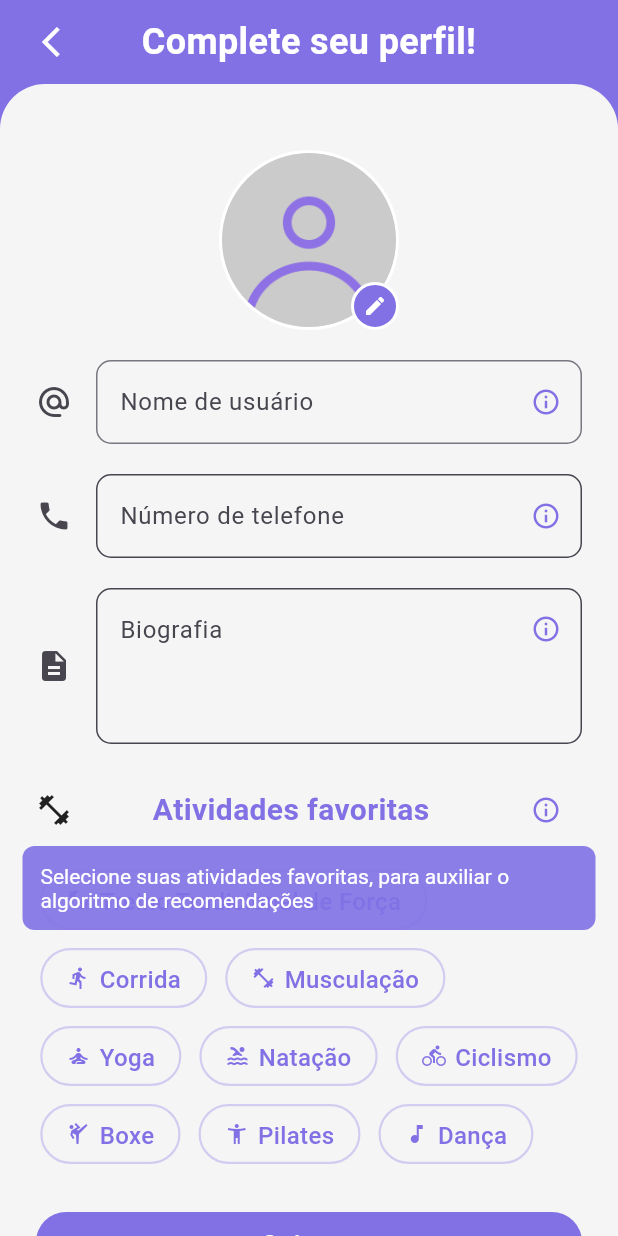
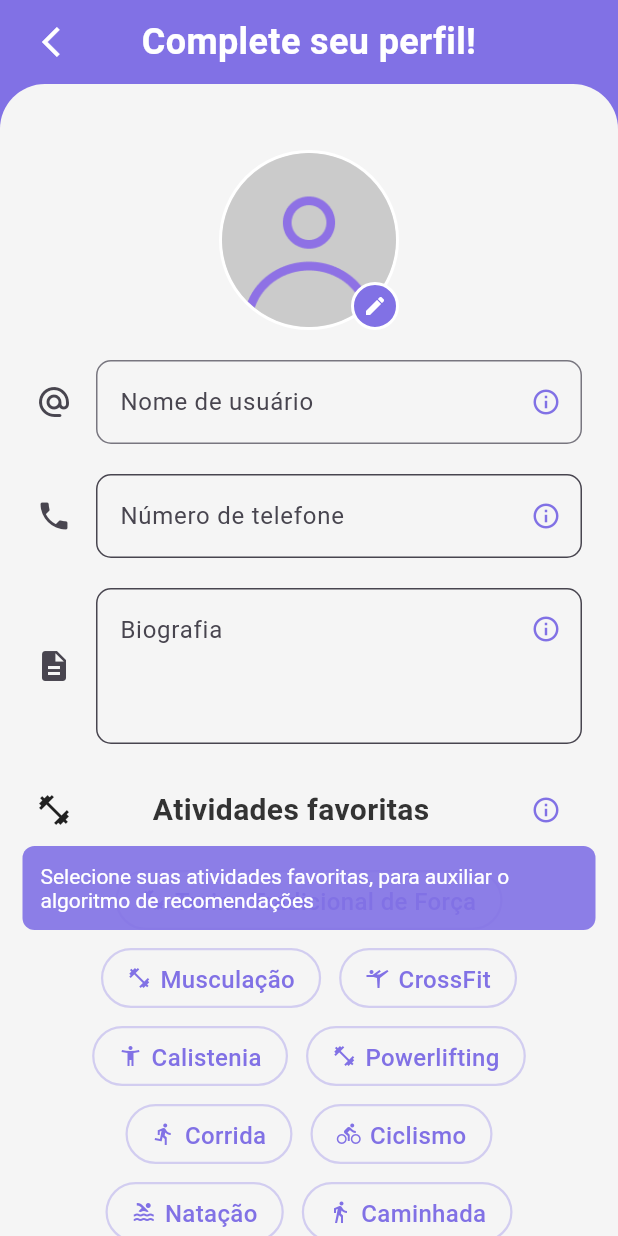
Before and after one commit to Brunokrk/Wkout_app, a Flutter app: the RegisterProfilePage screen opened by its route, after a tap on the "info outline" icon, on a phone screen of 412 x 824 dp. Run offline on Flutter 3.47's test engine with Material 3 defaults, Android fonts, the phone set to English and light mode, and no system bars; our stand-ins replace flutter_svg, get_it, go_router, image_picker, supabase_flutter; accounts and stored records are empty; project files that could hold a hidden picture were left out.

```diff
--- a/packages/authentication/lib/src/authentication_module.dart
+++ b/packages/authentication/lib/src/authentication_module.dart
@@ -3,6 +3,7 @@ import 'package:wkout_core/module/wkout_module.dart';
 import 'package:wkout_core/wkout_core.dart';
 import 'data/data_source/auth_service.dart';
 import 'presentation/pages/home/auth_home_view_model.dart';
+import 'presentation/pages/register/register_profile_view_model.dart';
 import 'routes/auth_routes.dart';
 
 class AuthenticationModule extends WkoutModule<AuthenticationModule> {
@@ -11,6 +12,8 @@ class AuthenticationModule extends WkoutModule<AuthenticationModule> {
     WkoutInjector.I.registerSingleton<AuthService>(() => AuthService());
     WkoutInjector.I
         .registerSingleton<AuthHomeViewModel>(() => AuthHomeViewModel());
+    WkoutInjector.I
+        .registerSingleton<RegisterProfileViewModel>(() => RegisterProfileViewModel());
 
     // Registrar rotas do módulo
     WkoutRouter().registerRoutes(AuthRoutes().routes);
--- /dev/null
+++ b/packages/authentication/lib/src/data/activities_data.dart
@@ -0,0 +1,115 @@
+import 'package:flutter/material.dart';
+
+class ActivitiesData {
+  static final List<Map<String, dynamic>> availableActivities = [
+    // Treinos de Força
+    {'name': 'Treino Tradicional de Força', 'icon': Icons.fitness_center, 'category': 'strength'},
+    {'name': 'Musculação', 'icon': Icons.fitness_center, 'category': 'strength'},
+    {'name': 'CrossFit', 'icon': Icons.sports_gymnastics, 'category': 'strength'},
+    {'name': 'Calistenia', 'icon': Icons.accessibility_new, 'category': 'strength'},
+    {'name': 'Powerlifting', 'icon': Icons.fitness_center, 'category': 'strength'},
+
+    // Cardio
+    {'name': 'Corrida', 'icon': Icons.directions_run, 'category': 'cardio'},
+    {'name': 'Ciclismo', 'icon': Icons.directions_bike, 'category': 'cardio'},
+    {'name': 'Natação', 'icon': Icons.pool, 'category': 'cardio'},
+    {'name': 'Caminhada', 'icon': Icons.directions_walk, 'category': 'cardio'},
+    {'name': 'Elíptico', 'icon': Icons.trending_up, 'category': 'cardio'},
+    {'name': 'Esteira', 'icon': Icons.directions_run, 'category': 'cardio'},
+    {'name': 'Remo', 'icon': Icons.rowing, 'category': 'cardio'},
+
+    // Esportes
+    {'name': 'Futebol', 'icon': Icons.sports_soccer, 'category': 'sports'},
+    {'name': 'Basquete', 'icon': Icons.sports_basketball, 'category': 'sports'},
+    {'name': 'Tênis', 'icon': Icons.sports_tennis, 'category': 'sports'},
+    {'name': 'Vôlei', 'icon': Icons.sports_volleyball, 'category': 'sports'},
+    {'name': 'Handball', 'icon': Icons.sports_handball, 'category': 'sports'},
+    {'name': 'Badminton', 'icon': Icons.sports_tennis, 'category': 'sports'},
+
+    // Artes Marciais
+    {'name': 'Boxe', 'icon': Icons.sports_martial_arts, 'category': 'martial_arts'},
+    {'name': 'Muay Thai', 'icon': Icons.sports_martial_arts, 'category': 'martial_arts'},
+    {'name': 'Jiu-Jitsu', 'icon': Icons.sports_martial_arts, 'category': 'martial_arts'},
+    {'name': 'Karatê', 'icon': Icons.sports_martial_arts, 'category': 'martial_arts'},
+    {'name': 'Kung Fu', 'icon': Icons.sports_martial_arts, 'category': 'martial_arts'},
+    {'name': 'Taekwondo', 'icon': Icons.sports_martial_arts, 'category': 'martial_arts'},
+
+    // Flexibilidade e Equilíbrio
+    {'name': 'Yoga', 'icon': Icons.self_improvement, 'category': 'flexibility'},
+    {'name': 'Pilates', 'icon': Icons.accessibility_new, 'category': 'flexibility'},
+    {'name': 'Alongamento', 'icon': Icons.accessibility_new, 'category': 'flexibility'},
+    {'name': 'Balé', 'icon': Icons.music_note, 'category': 'flexibility'},
+    {'name': 'Dança', 'icon': Icons.music_note, 'category': 'flexibility'},
+    {'name': 'Contorcionismo', 'icon': Icons.accessibility_new, 'category': 'flexibility'},
+
+    // Funcional
+    {'name': 'Treino Funcional', 'icon': Icons.fitness_center, 'category': 'functional'},
+    {'name': 'HIIT', 'icon': Icons.timer, 'category': 'functional'},
+    {'name': 'Circuit Training', 'icon': Icons.repeat, 'category': 'functional'},
+    {'name': 'Bootcamp', 'icon': Icons.fitness_center, 'category': 'functional'},
+    {'name': 'TRX', 'icon': Icons.fitness_center, 'category': 'functional'},
+
+    // Esportes de Aventura
+    {'name': 'Escalada', 'icon': Icons.terrain, 'category': 'adventure'},
+    {'name': 'Surf', 'icon': Icons.waves, 'category': 'adventure'},
+    {'name': 'Skate', 'icon': Icons.sports_esports, 'category': 'adventure'},
+    {'name': 'Patins', 'icon': Icons.sports_esports, 'category': 'adventure'},
+    {'name': 'Montanhismo', 'icon': Icons.terrain, 'category': 'adventure'},
+    {'name': 'Rapel', 'icon': Icons.terrain, 'category': 'adventure'},
+
+    // Esportes Aquáticos
+    {'name': 'Hidroginástica', 'icon': Icons.pool, 'category': 'water'},
+    {'name': 'Polo Aquático', 'icon': Icons.sports_soccer, 'category': 'water'},
+    {'name': 'Mergulho', 'icon': Icons.water, 'category': 'water'},
+    {'name': 'Canoagem', 'icon': Icons.directions_boat, 'category': 'water'},
+    {'name': 'Stand Up Paddle', 'icon': Icons.waves, 'category': 'water'},
+
+    // Esportes de Inverno
+    {'name': 'Esqui', 'icon': Icons.ac_unit, 'category': 'winter'},
+    {'name': 'Snowboard', 'icon': Icons.ac_unit, 'category': 'winter'},
+    {'name': 'Patinação', 'icon': Icons.ac_unit, 'category': 'winter'},
+
+    // Outros
+    {'name': 'Golfe', 'icon': Icons.sports_golf, 'category': 'other'},
+    {'name': 'Tiro com Arco', 'icon': Icons.sports_tennis, 'category': 'other'},
+    {'name': 'Tênis de Mesa', 'icon': Icons.sports_tennis, 'category': 'other'},
+    {'name': 'Squash', 'icon': Icons.sports_tennis, 'category': 'other'},
+    {'name': 'Rugby', 'icon': Icons.sports_rugby, 'category': 'other'},
+    {'name': 'Hóquei', 'icon': Icons.sports_hockey, 'category': 'other'},
+  ];
+
+  static List<Map<String, dynamic>> getActivitiesByCategory(String category) {
+    return availableActivities.where((activity) => activity['category'] == category).toList();
+  }
+
+  static List<String> getCategories() {
+    return availableActivities.map((activity) => activity['category'] as String).toSet().toList();
+  }
+
+  static String getCategoryDisplayName(String category) {
+    switch (category) {
+      case 'strength':
+        return 'Treinos de Força';
+      case 'cardio':
+        return 'Cardio';
+      case 'sports':
+        return 'Esportes';
+      case 'martial_arts':
+        return 'Artes Marciais';
+      case 'flexibility':
+        return 'Flexibilidade';
+      case 'functional':
+        return 'Funcional';
+      case 'adventure':
+        return 'Aventura';
+      case 'water':
+        return 'Esportes Aquáticos';
+      case 'winter':
+        return 'Esportes de Inverno';
+      case 'other':
+        return 'Outros';
+      default:
+        return category;
+    }
+  }
+}
--- a/packages/authentication/lib/src/presentation/pages/register/register_profile_page.dart
+++ b/packages/authentication/lib/src/presentation/pages/register/register_profile_page.dart
@@ -2,6 +2,9 @@ import 'package:authentication/authentication.dart';
 import 'package:flutter/material.dart';
 import 'package:design_system/design_system.dart';
 import 'package:wkout_core/wkout_core.dart';
+import 'package:authentication/src/data/activities_data.dart';
+import 'package:provider/provider.dart';
+import 'register_profile_view_model.dart';
 
 class RegisterProfilePage extends StatefulWidget {
   const RegisterProfilePage({super.key});
@@ -11,24 +14,14 @@ class RegisterProfilePage extends StatefulWidget {
 }
 
 class _RegisterProfilePageState extends State<RegisterProfilePage> {
-  final TextEditingController _userNameController = TextEditingController();
-  final TextEditingController _phoneController = TextEditingController();
-  final TextEditingController _bioController = TextEditingController();
-
-  // Lista de atividades favoritas
-  final List<String> _selectedActivities = [];
-
-  final List<Map<String, dynamic>> _availableActivities = [
-    {'name': 'Treino Tradicional de Força', 'icon': Icons.fitness_center},
-    {'name': 'Corrida', 'icon': Icons.directions_run},
-    {'name': 'Musculação', 'icon': Icons.fitness_center},
-    {'name': 'Yoga', 'icon': Icons.self_improvement},
-    {'name': 'Natação', 'icon': Icons.pool},
-    {'name': 'Ciclismo', 'icon': Icons.directions_bike},
-    {'name': 'Boxe', 'icon': Icons.sports_martial_arts},
-    {'name': 'Pilates', 'icon': Icons.accessibility_new},
-    {'name': 'Dança', 'icon': Icons.music_note},
-  ];
+  @override
+  void initState() {
+    super.initState();
+    // Carrega dados do usuário atual se existir
+    WidgetsBinding.instance.addPostFrameCallback((_) {
+      context.read<RegisterProfileViewModel>().loadCurrentUserData();
+    });
+  }
 
   @override
   Widget build(BuildContext context) {
@@ -40,7 +33,10 @@ class _RegisterProfilePageState extends State<RegisterProfilePage> {
         },
       ),
       backgroundColor: AppColors.primary,
-      body: Column(
+      body: WkoutLoading<RegisterProfileViewModel>(
+        child: Consumer<RegisterProfileViewModel>(
+          builder: (context, viewModel, child) {
+            return Column(
               children: [
                 // Área inferior com borda superior arredondada
                 Expanded(
@@ -63,16 +59,20 @@ class _RegisterProfilePageState extends State<RegisterProfilePage> {
                               children: [
                                 CustomProfileImage(
                                   showEditIcon: true,
-                            onTap: () {},
-                            imagePath: AuthenticationImagePaths.genericAvatar,
+                                  onTap: () => viewModel.selectProfileImage(context),
+                                  imageBytes: viewModel.selectedProfileImage,
+                                  imagePath: viewModel.selectedProfileImage == null
+                                    ? AuthenticationImagePaths.genericAvatar
+                                    : null,
                                   borderColor: Colors.white,
+                                  placeholderText: 'Adicionar foto',
                                 ),
                               ],
                             ),
                             Spacing.vertical(20),
                             CustomTextInput(
                               label: 'Nome de usuário',
-                        controller: _userNameController,
+                              controller: viewModel.userNameController,
                               inputType: InputType.genericPrefixIcon,
                               prefixIcon: Icons.alternate_email_rounded,
                               haveInformation: true,
@@ -82,7 +82,7 @@ class _RegisterProfilePageState extends State<RegisterProfilePage> {
                             Spacing.vertical(20),
                             CustomTextInput(
                               label: 'Número de telefone',
-                        controller: _phoneController,
+                              controller: viewModel.phoneController,
                               inputType: InputType.phone,
                               prefixIcon: Icons.phone,
                               haveInformation: true,
@@ -92,7 +92,7 @@ class _RegisterProfilePageState extends State<RegisterProfilePage> {
                             Spacing.vertical(20),
                             CustomTextInput(
                               label: 'Biografia',
-                        controller: _bioController,
+                              controller: viewModel.bioController,
                               inputType: InputType.largeTextInput,
                               prefixIcon: Icons.description,
                               haveInformation: true,
@@ -108,11 +108,12 @@ class _RegisterProfilePageState extends State<RegisterProfilePage> {
                                 Text(
                                   'Atividades favoritas',
                                   style: AppTypography.headline2
-                                .copyWith(color: AppColors.primary),
+                                      .copyWith(color: AppColors.blackText),
                                 ),
                                 Spacing.horizontal(10),
                                 InfoTooltip(
-                            message: 'Selecione suas atividades favoritas, para auxiliar o algoritmo de recomendações',
+                                  message:
+                                      'Selecione suas atividades favoritas, para auxiliar o algoritmo de recomendações',
                                   iconSize: 20,
                                 ),
                               ],
@@ -121,29 +122,25 @@ class _RegisterProfilePageState extends State<RegisterProfilePage> {
                             Wrap(
                               spacing: 12,
                               runSpacing: 12,
-                        children: _availableActivities.map((activity) {
-                          final isSelected = _selectedActivities.contains(activity['name']);
+                              alignment: WrapAlignment.center,
+                              children:
+                                  ActivitiesData.availableActivities.map((activity) {
+                                final isSelected = viewModel.isActivitySelected(activity['name']);
                                 return ActivityChip(
                                   activity: activity['name'],
                                   isSelected: isSelected,
                                   icon: activity['icon'],
-                            onTap: () {
-                              setState(() {
-                                if (isSelected) {
-                                  _selectedActivities.remove(activity['name']);
-                                } else {
-                                  _selectedActivities.add(activity['name']);
-                                }
-                              });
-                            },
+                                  onTap: () => viewModel.toggleActivity(activity['name']),
                                 );
                               }).toList(),
                             ),
                             Spacing.vertical(32),
                             AppButton(
-                        onPressed: () {
-                          Navigator.of(context).pop();
-                        },
+                              onPressed: viewModel.isFormValid
+                                ? () {
+                                    viewModel.submitRegistration();
+                                  }
+                                : () {},
                               label: 'Cadastrar',
                               color: AppColors.primary,
                               textColor: Colors.white,
@@ -156,6 +153,9 @@ class _RegisterProfilePageState extends State<RegisterProfilePage> {
                   ),
                 ),
               ],
+            );
+          },
+        ),
       ),
     );
   }
--- /dev/null
+++ b/packages/authentication/lib/src/presentation/pages/register/register_profile_view_model.dart
@@ -0,0 +1,149 @@
+import 'dart:typed_data';
+import 'package:flutter/material.dart';
+import 'package:wkout_core/wkout_core.dart';
+import '../../../domain/usecases/auth_usecase.dart';
+import '../../../data/repositories/auth_repository.dart';
+import '../../../services/image_picker_service.dart';
+
+/// ViewModel que gerencia o estado da tela de registro de perfil
+class RegisterProfileViewModel extends WkoutBaseViewModel {
+  final AuthUseCase _authUseCase;
+
+  // Controllers para os campos de texto
+  final TextEditingController userNameController = TextEditingController();
+  final TextEditingController phoneController = TextEditingController();
+  final TextEditingController bioController = TextEditingController();
+
+  // Estado da imagem de perfil
+  Uint8List? selectedProfileImage;
+
+  // Lista de atividades selecionadas
+  final List<String> selectedActivities = [];
+
+  // Validação de campos
+  bool get isFormValid {
+    return userNameController.text.trim().isNotEmpty &&
+           phoneController.text.trim().isNotEmpty;
+  }
+
+  // Número de atividades selecionadas
+  int get selectedActivitiesCount => selectedActivities.length;
+
+  // Verifica se uma atividade está selecionada
+  bool isActivitySelected(String activityName) {
+    return selectedActivities.contains(activityName);
+  }
+
+  RegisterProfileViewModel({AuthUseCase? authUseCase})
+      : _authUseCase = authUseCase ?? AuthUseCase(
+          repository: AuthRepository(),
+        );
+
+  /// Seleciona uma imagem de perfil
+  Future<void> selectProfileImage(BuildContext context) async {
+    try {
+      toggleScreenLoading();
+      clearScreenError();
+
+      final Uint8List? imageBytes = await ImagePickerService.showImageSourceDialog(context);
+
+      if (imageBytes != null) {
+        selectedProfileImage = imageBytes;
+        notifyListeners();
+      }
+    } catch (e) {
+      setScreenErrorText('Erro ao selecionar imagem: $e');
+    } finally {
+      toggleScreenLoading();
+    }
+  }
+
+  /// Adiciona ou remove uma atividade da lista
+  void toggleActivity(String activityName) {
+    if (selectedActivities.contains(activityName)) {
+      selectedActivities.remove(activityName);
+    } else {
+      selectedActivities.add(activityName);
+    }
+    notifyListeners();
+  }
+
+  /// Limpa a imagem de perfil selecionada
+  void clearProfileImage() {
+    selectedProfileImage = null;
+    notifyListeners();
+  }
+
+  /// Valida e envia o formulário de registro
+  Future<void> submitRegistration() async {
+    try {
+      if (!isFormValid) {
+        setScreenErrorText('Por favor, preencha todos os campos obrigatórios.');
+        return;
+      }
+
+      toggleScreenLoading();
+      clearScreenError();
+
+      // Aqui você pode implementar a lógica de envio para o backend
+      // Por enquanto, vamos simular um delay
+      await Future.delayed(const Duration(seconds: 2));
+
+      // Exemplo de uso do AuthUseCase para atualizar o usuário
+      await _authUseCase.updateUser(
+        name: userNameController.text.trim(),
+        // age: int.tryParse(ageController.text),
+      );
+
+      notifyListeners();
+    } catch (e) {
+      setScreenErrorText('Erro ao cadastrar perfil: $e');
+    } finally {
+      toggleScreenLoading();
+    }
+  }
+
+  /// Limpa todos os campos do formulário
+  void clearForm() {
+    userNameController.clear();
+    phoneController.clear();
+    bioController.clear();
+    selectedProfileImage = null;
+    selectedActivities.clear();
+    clearScreenError();
+    notifyListeners();
+  }
+
+  /// Obtém dados do usuário atual (se existir)
+  Future<void> loadCurrentUserData() async {
+    try {
+      toggleScreenLoading();
+      clearScreenError();
+
+      // Carrega dados do usuário atual se estiver logado
+      await _authUseCase.getCurrentUser();
+
+      // Preenche os campos com dados existentes
+      final currentUser = _authUseCase.currentUser;
+      if (currentUser != null) {
+        userNameController.text = currentUser.name ?? '';
+        // phoneController.text = currentUser.phone ?? '';
+        // bioController.text = currentUser.bio ?? '';
+      }
+
+      notifyListeners();
+    } catch (e) {
+      setScreenErrorText('Erro ao carregar dados do usuário: $e');
+    } finally {
+      toggleScreenLoading();
+    }
+  }
+
+  @override
+  void dispose() {
+    userNameController.dispose();
+    phoneController.dispose();
+    bioController.dispose();
+    super.dispose();
+  }
+}
--- a/packages/authentication/lib/src/routes/auth_routes.dart
+++ b/packages/authentication/lib/src/routes/auth_routes.dart
@@ -1,7 +1,10 @@
 import 'package:flutter/material.dart';
 import 'package:wkout_core/wkout_core.dart';
+import 'package:provider/provider.dart';
 import '../presentation/pages/home/auth_home_page.dart';
 import '../presentation/pages/register/register_profile_page.dart';
+import '../presentation/pages/home/auth_home_view_model.dart';
+import '../presentation/pages/register/register_profile_view_model.dart';
 
 class AuthRoutes implements WkoutModuleRoutes {
   static const String home = '/';
@@ -11,11 +14,17 @@ class AuthRoutes implements WkoutModuleRoutes {
   List<RouteBase> get routes => [
         GoRoute(
           path: home,
-          builder: (context, state) => const AuthHomePage(),
+          builder: (context, state) => ChangeNotifierProvider<AuthHomeViewModel>(
+            create: (context) => WkoutInjector.I.get<AuthHomeViewModel>(),
+            child: const AuthHomePage(),
+          ),
         ),
         GoRoute(
           path: registerProfile,
-          builder: (context, state) => const RegisterProfilePage(),
+          builder: (context, state) => ChangeNotifierProvider<RegisterProfileViewModel>(
+            create: (context) => WkoutInjector.I.get<RegisterProfileViewModel>(),
+            child: const RegisterProfilePage(),
+          ),
         ),
       ];
 
--- a/packages/authentication/pubspec.yaml
+++ b/packages/authentication/pubspec.yaml
@@ -15,6 +15,7 @@ dependencies:
   wkout_core:
     path: ../wkout_core
   flutter_svg: ^2.0.17
+  image_picker: ^1.0.7
 
 dev_dependencies:
   flutter_test:
--- a/packages/design_system/lib/src/components/custom_chip.dart
+++ b/packages/design_system/lib/src/components/custom_chip.dart
@@ -43,7 +43,7 @@ class _CustomChipState extends State<CustomChip> {
         padding: widget.padding ?? const EdgeInsets.symmetric(horizontal: 16, vertical: 8),
         decoration: BoxDecoration(
           color: widget.isSelected
-            ? (widget.selectedColor ?? AppColors.primary)
+            ? (widget.selectedColor ?? AppColors.secondary)
             : (widget.unselectedColor ?? Colors.transparent),
           borderRadius: BorderRadius.circular(20),
           border: Border.all(
@@ -78,7 +78,7 @@ class _CustomChipState extends State<CustomChip> {
               style: AppTypography.bodyText1.copyWith(
                 color: widget.isSelected
                   ? (widget.selectedTextColor ?? Colors.white)
-                  : (widget.unselectedTextColor ?? AppColors.primary),
+                  : (widget.unselectedTextColor ?? AppColors.secondary),
                 fontWeight: widget.isSelected ? FontWeight.w600 : FontWeight.w500,
               ),
             ),
@@ -110,7 +110,7 @@ class ActivityChip extends StatelessWidget {
       isSelected: isSelected,
       onTap: onTap,
       icon: icon,
-      selectedColor: AppColors.primary,
+      selectedColor: AppColors.secondary,
       unselectedColor: Colors.transparent,
       selectedTextColor: Colors.white,
       unselectedTextColor: AppColors.primary,
```
Also changed, not shown: packages/authentication/lib/src/services/image_picker_service.dart (added, +99 -0 lines), 5 other files. Lines whose indentation alone changed are shown as unchanged.
